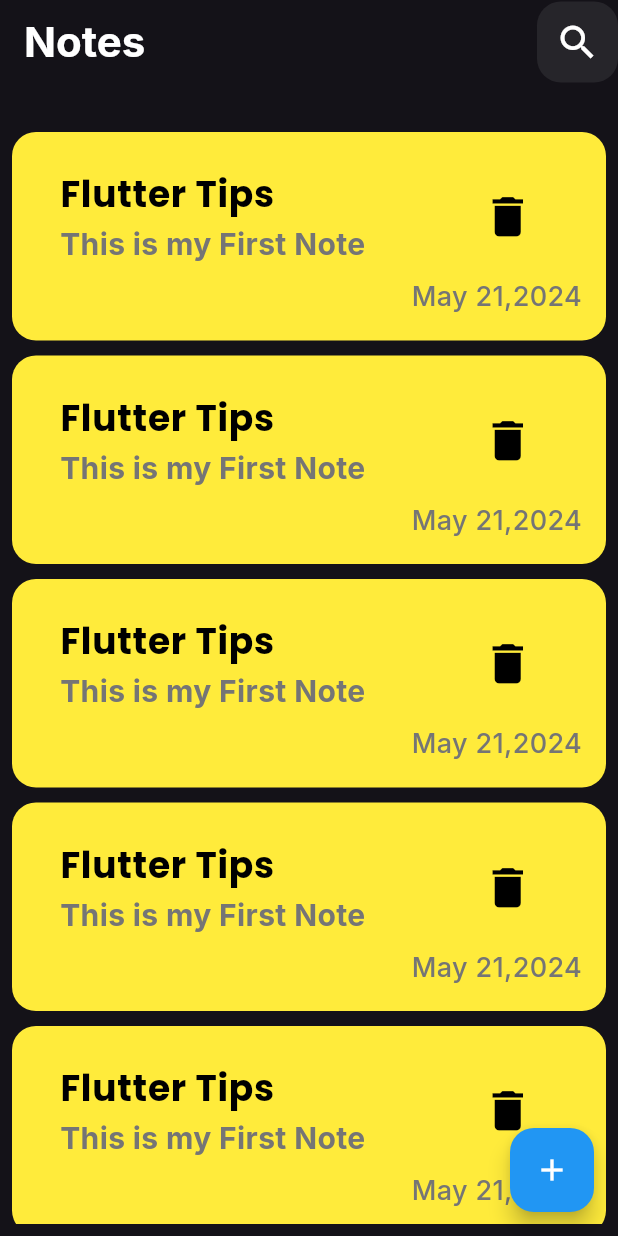
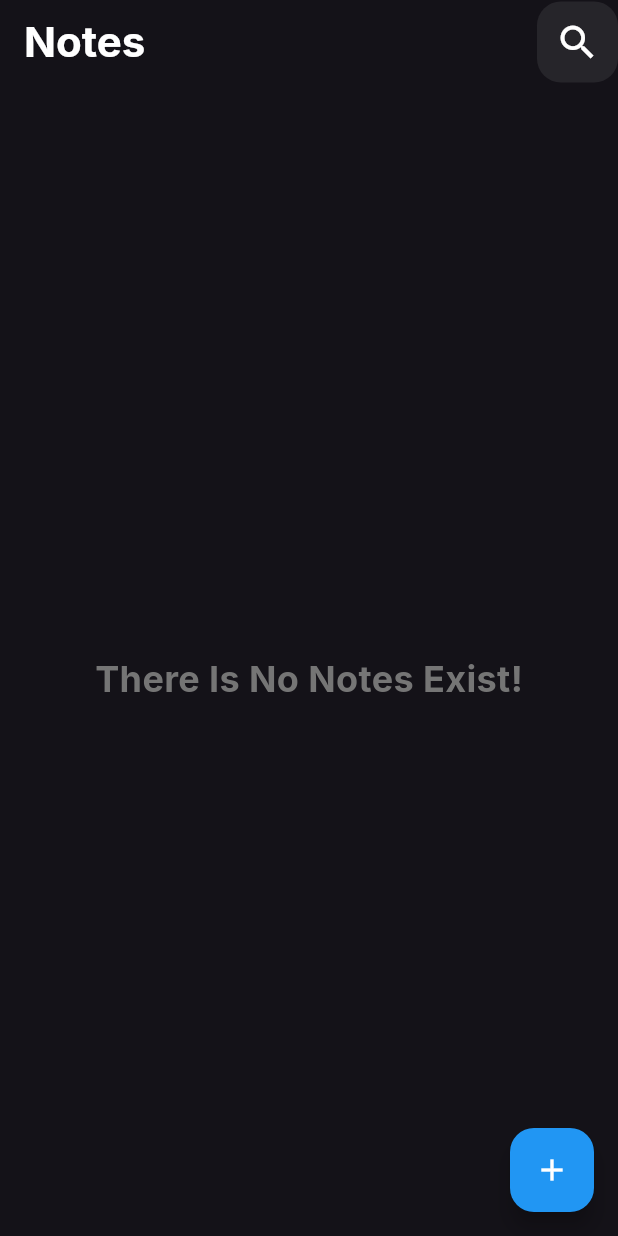
Before and after one commit to kareemezzat25/notes_app, a Flutter app: the screen it shows after launch, on a phone screen of 412 x 824 dp. Run offline on Flutter 3.47's test engine with Material 3 defaults, Android fonts, the phone set to English and light mode, and no system bars; our stand-ins replace bloc, flutter_bloc, google_fonts, hive, hive_flutter; accounts and stored records are empty.

Commit message:
Get Notes

```diff
--- /dev/null
+++ b/lib/cubits/read_notes/notes_cubit.dart
@@ -0,0 +1,14 @@
+import 'package:flutter_bloc/flutter_bloc.dart';
+import 'package:hive_flutter/hive_flutter.dart';
+import 'package:notes_app/cubits/read_notes/notes_states.dart';
+import 'package:notes_app/models/note_model.dart';
+
+class NotesCubit extends Cubit<NotesStates> {
+  NotesCubit() : super(NotesInitialState());
+  List<NoteModel>? notes;
+  readNotes() {
+    Box<NoteModel> notesBox = Hive.box<NoteModel>("notes");
+    notes = notesBox.values.toList();
+    emit(NotesSuccessState());
+  }
+}
--- /dev/null
+++ b/lib/cubits/read_notes/notes_states.dart
@@ -0,0 +1,5 @@
+abstract class NotesStates {}
+
+class NotesInitialState extends NotesStates {}
+
+class NotesSuccessState extends NotesStates {}
--- a/lib/main.dart
+++ b/lib/main.dart
@@ -2,6 +2,7 @@ import 'package:flutter/material.dart';
 import 'package:flutter_bloc/flutter_bloc.dart';
 import 'package:hive_flutter/adapters.dart';
 import 'package:notes_app/bloc_observer.dart';
+import 'package:notes_app/cubits/read_notes/notes_cubit.dart';
 import 'package:notes_app/models/note_model.dart';
 import 'package:notes_app/views/editnote_view.dart';
 import 'package:notes_app/views/notes_view.dart';
@@ -12,17 +13,18 @@ void main() async {
 
   await Hive.initFlutter();
   Hive.registerAdapter(NoteModelAdapter());
-  var notesBox = await Hive.openBox<NoteModel>("notes");
+  await Hive.openBox<NoteModel>("notes");
   runApp(const NotesApp());
 }
 
 class NotesApp extends StatelessWidget {
   const NotesApp({super.key});
 
-  // This widget is the root of your application.
   @override
   Widget build(BuildContext context) {
-    return MaterialApp(
+    return BlocProvider(
+      create: (context) => NotesCubit(),
+      child: MaterialApp(
         debugShowCheckedModeBanner: false,
         darkTheme: ThemeData.dark(),
         themeMode: ThemeMode.dark,
@@ -31,6 +33,7 @@ class NotesApp extends StatelessWidget {
           EditNoteView.routeName: (context) => EditNoteView(),
         },
         initialRoute: NotesView.routeName,
+      ),
     );
   }
 }
--- a/lib/views/notes_view.dart
+++ b/lib/views/notes_view.dart
@@ -15,6 +15,7 @@ class NotesView extends StatelessWidget {
       floatingActionButton: FloatingActionButton(
         onPressed: () {
           showModalBottomSheet(
+            isScrollControlled: true,
             shape: RoundedRectangleBorder(
               borderRadius: BorderRadiusGeometry.circular(16),
             ),
--- a/lib/widgets/addnote_bottom_sheet.dart
+++ b/lib/widgets/addnote_bottom_sheet.dart
@@ -4,6 +4,7 @@ import 'package:google_fonts/google_fonts.dart';
 import 'package:notes_app/core/resources/app_colors.dart';
 import 'package:notes_app/cubits/create_note/create_note_cubit.dart';
 import 'package:notes_app/cubits/create_note/create_notes_states.dart';
+import 'package:notes_app/cubits/read_notes/notes_cubit.dart';
 import 'package:notes_app/widgets/bottom_sheet_body.dart';
 
 class AddNoteBottomSheet extends StatelessWidget {
@@ -31,6 +32,7 @@ class AddNoteBottomSheet extends StatelessWidget {
             );
           }
           if (state is CreateNoteSuccess) {
+            BlocProvider.of<NotesCubit>(context).readNotes();
             Navigator.pop(context);
             Navigator.pop(context);
             ScaffoldMessenger.of(context).showSnackBar(
--- a/lib/widgets/bottom_sheet_body.dart
+++ b/lib/widgets/bottom_sheet_body.dart
@@ -26,9 +26,14 @@ class _BottomSheetBodyState extends State<BottomSheetBody> {
   @override
   Widget build(BuildContext context) {
     return Padding(
-      padding: const EdgeInsets.symmetric(horizontal: 16.0),
+      padding: EdgeInsets.only(
+        left: 16.0,
+        right: 16,
+        bottom: MediaQuery.of(context).viewInsets.bottom,
+      ),
       child: Form(
         key: formKey,
+        child: SingleChildScrollView(
           child: Column(
             crossAxisAlignment: CrossAxisAlignment.start,
             children: [
@@ -70,6 +75,7 @@ class _BottomSheetBodyState extends State<BottomSheetBody> {
             ],
           ),
         ),
+      ),
     );
   }
 }
--- a/lib/widgets/note_item.dart
+++ b/lib/widgets/note_item.dart
@@ -1,10 +1,12 @@
 import 'package:flutter/material.dart';
 import 'package:google_fonts/google_fonts.dart';
 import 'package:notes_app/core/resources/app_colors.dart';
+import 'package:notes_app/models/note_model.dart';
 import 'package:notes_app/views/editnote_view.dart';
 
 class NoteItem extends StatelessWidget {
-  const NoteItem({super.key});
+  final NoteModel note;
+  const NoteItem({super.key, required this.note});
 
   @override
   Widget build(BuildContext context) {
@@ -23,7 +25,7 @@ class NoteItem extends StatelessWidget {
           children: [
             ListTile(
               title: Text(
-                "Flutter Tips",
+                note.titleNote,
                 style: GoogleFonts.poppins(
                   fontSize: 24,
                   fontWeight: FontWeight.bold,
@@ -31,7 +33,7 @@ class NoteItem extends StatelessWidget {
                 ),
               ),
               subtitle: Text(
-                "This is my First Note",
+                note.content,
                 style: GoogleFonts.inter(
                   fontSize: 20,
                   fontWeight: FontWeight.w700,
@@ -44,7 +46,7 @@ class NoteItem extends StatelessWidget {
               ),
             ),
             Text(
-              "May 21,2024",
+              note.date,
               style: GoogleFonts.inter(
                 fontSize: 18,
                 fontWeight: FontWeight.w500,
--- a/lib/widgets/notes_listview.dart
+++ b/lib/widgets/notes_listview.dart
@@ -1,19 +1,56 @@
 import 'package:flutter/material.dart';
+import 'package:flutter_bloc/flutter_bloc.dart';
+import 'package:google_fonts/google_fonts.dart';
+import 'package:notes_app/core/resources/app_colors.dart';
+import 'package:notes_app/cubits/read_notes/notes_cubit.dart';
+import 'package:notes_app/cubits/read_notes/notes_states.dart';
+import 'package:notes_app/models/note_model.dart';
 import 'package:notes_app/widgets/note_item.dart';
 
-class NotesListView extends StatelessWidget {
+class NotesListView extends StatefulWidget {
   const NotesListView({super.key});
 
   @override
+  State<NotesListView> createState() => _NotesListViewState();
+}
+
+class _NotesListViewState extends State<NotesListView> {
+  @override
+  void initState() {
+    // TODO: implement initState
+    super.initState();
+    BlocProvider.of<NotesCubit>(context).readNotes();
+  }
+
+  @override
   Widget build(BuildContext context) {
-    return ListView.separated(
-      itemBuilder: (context, index) {
-        return NoteItem();
+    return BlocBuilder<NotesCubit, NotesStates>(
+      builder: (context, state) {
+        List<NoteModel> notes =
+            BlocProvider.of<NotesCubit>(context).notes ?? [];
+        if (notes.isEmpty) {
+          return Center(
+            child: Text(
+              "There Is No Notes Exist!",
+              style: GoogleFonts.inter(
+                fontSize: 24,
+                fontWeight: FontWeight.bold,
+                color: AppColors.secondaryColor,
+              ),
+            ),
+          );
+        } else {
+          return ListView.separated(
+            itemBuilder: (context, index) {
+              return NoteItem(note: notes[index]);
+            },
+            separatorBuilder: (context, index) {
+              return SizedBox(height: 10);
+            },
+            itemCount: notes.length,
+          );
+        }
       },
-      separatorBuilder: (context, index) {
-        return SizedBox(height: 10);
-      },
-      itemCount: 10,
     );
   }
 }
```
Lines whose indentation alone changed are shown as unchanged.
